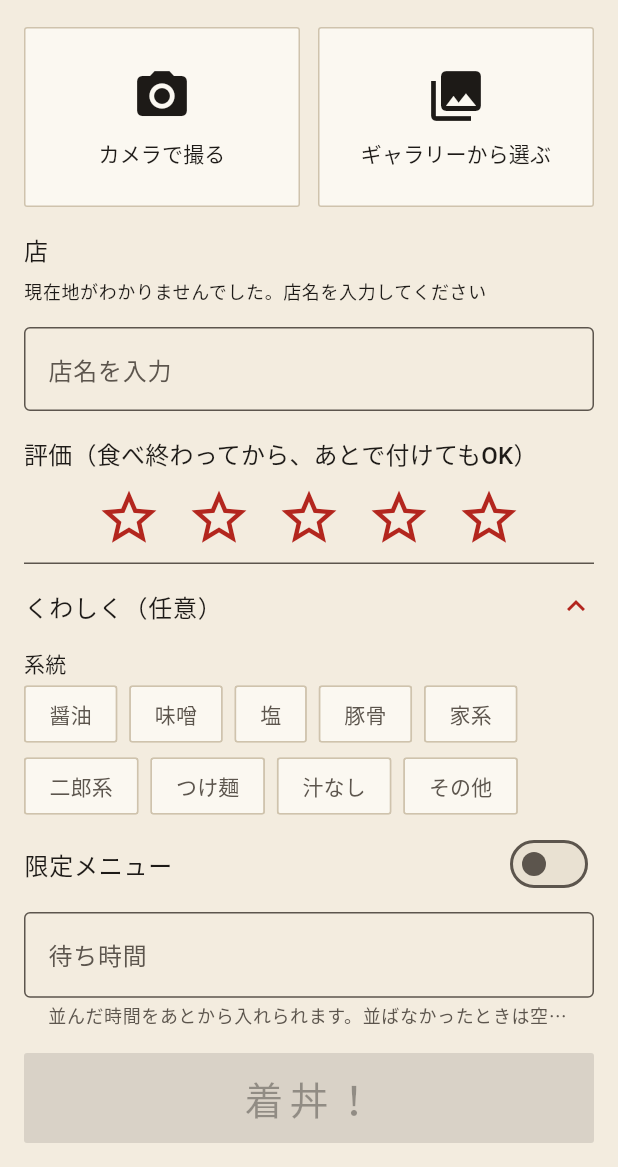
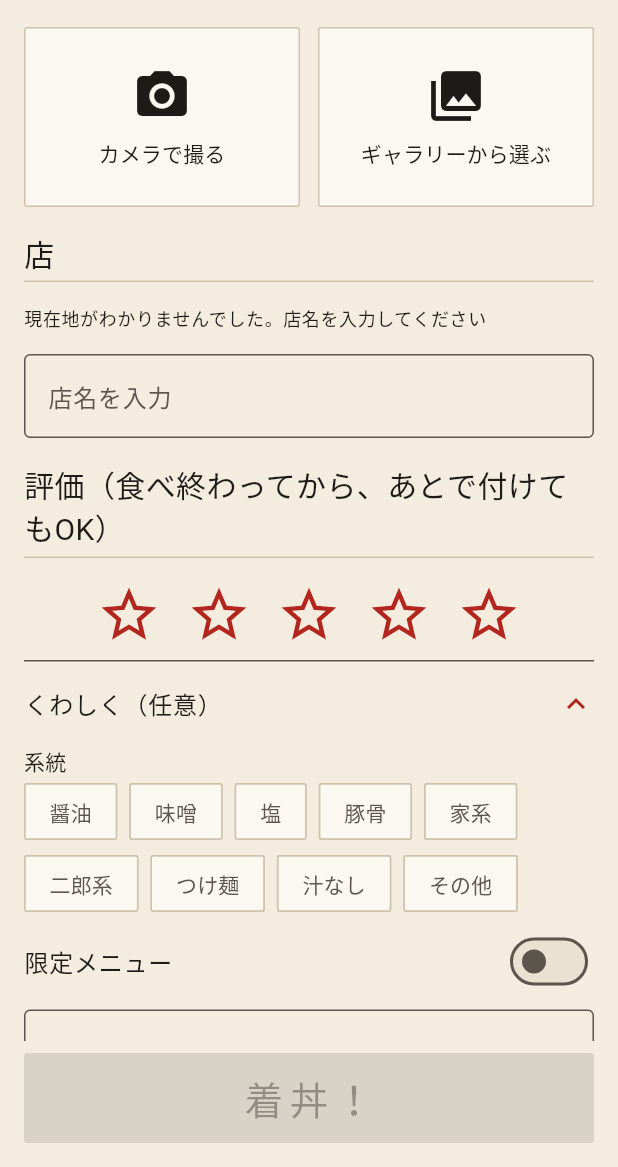
Before and after one commit to aiandrox/chakudon-quest, a Flutter app: the RecordScreen screen opened directly, on a phone screen of 412 x 824 dp, the part 69-1236 px from its top. Run offline on Flutter 3.47's test engine with Material 3 defaults, Android fonts, the phone set to English and light mode, and no system bars; our stand-ins replace drift, drift_flutter, flutter_local_notifications, flutter_map, flutter_riverpod, geolocator and 4 more; missing offline and left inert: exif, file_selector; accounts and stored records are empty; generated files the repository leaves out were written again; Roboto replaces fonts that are missing (ShipporiMincho, YujiSyuku).

Commit message:
記録・編集・詳細の見出しを筆文字にし、並び中の知らせを墨色にする (#67)
Co-authored-by: Claude Opus 5.5 <noreply@anthropic.com>

```diff
--- a/lib/features/record/record_screen.dart
+++ b/lib/features/record/record_screen.dart
@@ -111,7 +111,6 @@ class _RecordScreenState extends ConsumerState<RecordScreen> {
   Widget _buildScaffold(BuildContext context, RecordState state) {
     final l10n = AppLocalizations.of(context);
     final controller = ref.read(recordControllerProvider.notifier);
-    final textTheme = Theme.of(context).textTheme;
 
     return Scaffold(
       appBar: AppBar(title: Text(l10n.recordTitle)),
@@ -120,14 +119,14 @@ class _RecordScreenState extends ConsumerState<RecordScreen> {
         children: [
           _PhotoSection(state: state),
           const SizedBox(height: 16),
-          Text(l10n.shopSection, style: textTheme.titleMedium),
+          SectionTitle(l10n.shopSection),
           _ShopSection(
             state: state,
             nameController: _nameController,
             onSelect: _selectShop,
           ),
           const SizedBox(height: 16),
-          Text(l10n.ratingOptional, style: textTheme.titleMedium),
+          SectionTitle(l10n.ratingOptional),
           Center(
             child: StarRating(
               rating: state.rating,
--- a/lib/features/records/visit_details_form.dart
+++ b/lib/features/records/visit_details_form.dart
@@ -74,6 +74,7 @@ class VisitDetailsForm extends StatelessWidget {
               border: const OutlineInputBorder(),
               labelText: l10n.waitMinutesLabel,
               helperText: l10n.waitMinutesHint,
+              helperMaxLines: 2,
               suffixText: l10n.waitMinutesUnit,
             ),
             onChanged: (text) => onWaitChanged?.call(parseWaitMinutes(text)),
--- a/lib/features/visit_detail/visit_detail_screen.dart
+++ b/lib/features/visit_detail/visit_detail_screen.dart
@@ -236,7 +236,7 @@ class _VisitDetailScreenState extends ConsumerState<VisitDetailScreen> {
                 ],
                 if (previous != null) ...[
                   const Divider(height: 32),
-                  Text(l10n.previousVisit, style: textTheme.titleMedium),
+                  SectionTitle(l10n.previousVisit),
                   const SizedBox(height: 8),
                   _PreviousVisit(visit: previous.visit),
                 ],
--- a/lib/features/visit_detail/visit_edit_screen.dart
+++ b/lib/features/visit_detail/visit_edit_screen.dart
@@ -2,6 +2,7 @@ import 'package:flutter/foundation.dart' show setEquals;
 import 'package:flutter/material.dart';
 import 'package:flutter_riverpod/flutter_riverpod.dart';
 
+import '../../theme/washi.dart';
 import '../../l10n/app_localizations.dart';
 import '../record/star_rating.dart';
 import '../records/clock.dart';
@@ -121,7 +122,6 @@ class _VisitEditScreenState extends ConsumerState<VisitEditScreen> {
   @override
   Widget build(BuildContext context) {
     final l10n = AppLocalizations.of(context);
-    final textTheme = Theme.of(context).textTheme;
     final isEaten = widget.entry.visit.result == VisitResult.eaten;
 
     return Scaffold(
@@ -146,7 +146,7 @@ class _VisitEditScreenState extends ConsumerState<VisitEditScreen> {
             onTap: _pickEatenAt,
           ),
           if (isEaten) ...[
-            Text(l10n.ratingSection, style: textTheme.titleMedium),
+            SectionTitle(l10n.ratingSection),
             Center(
               child: StarRating(
                 rating: _rating,
```
Also changed, not shown: lib/features/checkin/checkin_banner.dart (+23 -8 lines).
